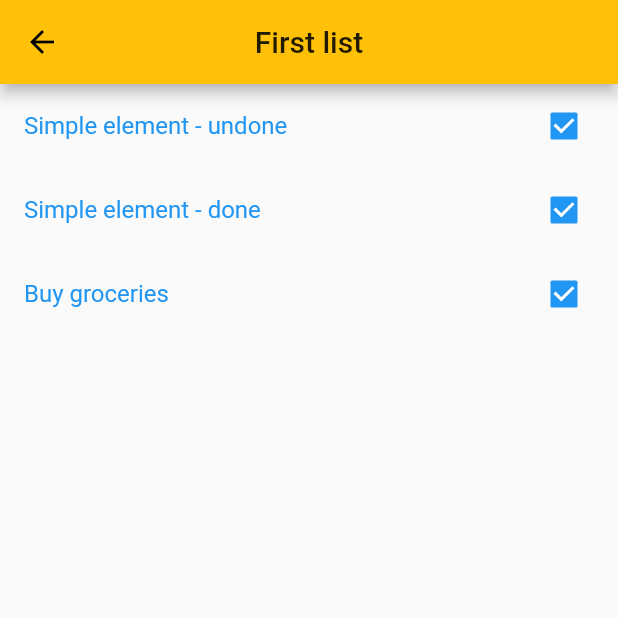
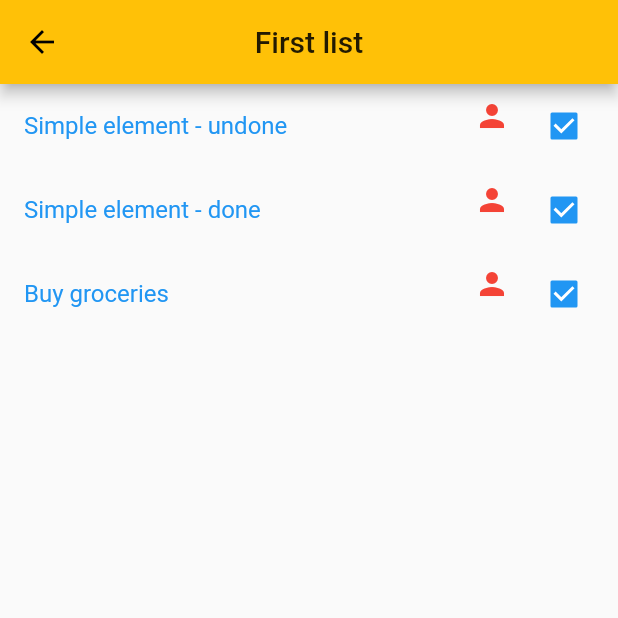
Before and after one commit to malta895/TOgetherDO, a Flutter app: the screen it shows after launch, after a tap on "First list", on a phone screen of 412 x 824 dp, the top half of it. Run offline on Flutter 3.47's test engine with Material 2 defaults, Android fonts, the phone set to English and light mode, and no system bars; accounts and stored records are empty; network calls fail.

Commit message:
feat: icons and some list item logic

```diff
--- a/lib/list_view_page.dart
+++ b/lib/list_view_page.dart
@@ -6,27 +6,44 @@ import 'models/alist.dart';
 
 class ListViewRoute extends StatefulWidget {
   final AList aList;
+  //the member currently logged in, TODO make it final and get it from session
+  AListMember currentMember;
 
-  ListViewRoute(this.aList);
+  ListViewRoute(this.aList) {
+    aList.members = Set<AListMember>();
+
+    //TODO fetch from backend instead
+    aList.members.addAll([
+      AListMember(1, "lawfriends", "Lorenzo", "Amici"),
+      AListMember(2, "malta.95", "Luca", "Maltagliati"),
+    ]);
+    currentMember = aList.members.elementAt(1);
+
+    aList.items = Set<BaseItem>();
+    aList.items.addAll([
+      SimpleItem(1, "Simple element - undone", "A simple undone element"),
+      SimpleItem(2, "Simple element - done", "A simple done element"),
+      SimpleItem(3, "Buy groceries", "go to buy some groceries"),
+    ]);
+    aList.items.elementAt(1).fulfill(aList.members.elementAt(0), 1);
+  }
 
   @override
-  _ListViewRouteState createState() => _ListViewRouteState();
+  _ListViewRouteState createState() =>
+      _ListViewRouteState(currentMember, aList);
 }
 
 class _ListViewRouteState extends State<ListViewRoute> {
-  AListMember _member = AListMember(1, "foo", "Mario", "Rossi");
+  final AListMember _member;
+  final AList _aList;
 
-  final List<BaseItem> _listItems = [
-    SimpleItem(1, "Simple element - undone", "A simple undone element"),
-    SimpleItem(2, "Simple element - done", "A simple done element"),
-    SimpleItem(3, "Buy groceries", "go to buy some groceries"),
-  ];
+  _ListViewRouteState(this._member, this._aList);
 
   Widget _buildListItems() {
     return ListView.builder(
-      itemCount: _listItems.length,
+      itemCount: _aList.items.length,
       itemBuilder: (context, i) {
-        return _buildRow(_listItems[i]);
+        return _buildRow(_aList.items.elementAt(i));
       },
     );
   }
@@ -35,10 +52,35 @@ class _ListViewRouteState extends State<ListViewRoute> {
     //depending on the quantity of selectable items, we return a checkbox or a normal ListTile
     if (aListItem.maxQuantity() == 1)
       return CheckboxListTile(
-        title: Text(aListItem.name),
+        title: () {
+          if (aListItem.isFulfilled())
+            return Row(
+              mainAxisAlignment: MainAxisAlignment.spaceBetween,
+              children: [
+                Text(aListItem.name),
+                Column(
+                  mainAxisSize: MainAxisSize.min,
+                  children: [
+                    Icon(
+                      Icons.person,
+                      color: Colors
+                          .red, // TODO randomize and assign a color to each member of the current list
+                    ),
+                    Text(
+                      aListItem.getFulfillers()[0].firstName,
+                      textScaleFactor: 0.7,
+                    )
+                  ],
+                )
+              ],
+            );
+          else
+            return Text(aListItem.name);
+        }(),
         value: aListItem.isFulfilled(),
         selected: aListItem.isFulfilled(),
         onChanged: (bool value) {
+          // TODO make async, make not selectable until the server has responded
           setState(() {
             if (value) {
               aListItem.fulfill(_member, 1);
--- a/lib/models/alist.dart
+++ b/lib/models/alist.dart
@@ -6,7 +6,6 @@ import 'package:flutter/material.dart';
 
 class AList {
   // A at the start to avoid confusion with Dart List
-  // TODO make sure everything's here
 
   final int id;
   final String name;
@@ -17,12 +16,13 @@ class AList {
   //Set and not List because Sets have unique elements
   Set<AListMember> members;
 
+  Set<BaseItem> items;
+
   AList(this.id, this.name, this.description);
 }
 
 // a member of a list
 class AListMember {
-  // TODO make sure everything's here
   final int id;
   final String username;
   final String firstName;
@@ -55,24 +55,27 @@ abstract class BaseItem {
 
   BaseItem(this.id, this.name, this.description);
 
+  bool isFulfilledBy(AListMember member);
+
   bool isFulfilled();
 
   void fulfill(AListMember member, int quantityFulfilled);
 
   void unfulfill(AListMember member);
 
+  List<AListMember> getFulfillers();
+
   int maxQuantity();
 
   int quantityPerMember();
-
 }
 
 //This item can have just one fulfiller
-class SimpleItem extends BaseItem{
-
+class SimpleItem extends BaseItem {
   AListMember _fulfiller;
 
-  SimpleItem(int id, String name, String description) : super(id, name, description);
+  SimpleItem(int id, String name, String description)
+      : super(id, name, description);
 
   @override
   bool isFulfilled() {
@@ -81,7 +84,7 @@ class SimpleItem extends BaseItem{
 
   @override
   void fulfill(AListMember member, int quantityFulfilled) {
-    if(_fulfiller == null){
+    if (_fulfiller == null) {
       _fulfiller = member;
     }
 
@@ -90,11 +93,12 @@ class SimpleItem extends BaseItem{
 
   @override
   void unfulfill(AListMember member) {
-    if(_fulfiller != null){
+    //do not allow the unfulfillment of other members
+    if (member == _fulfiller) {
       _fulfiller = null;
     }
 
-    assert(!isFulfilled());
+    assert(!isFulfilledBy(member));
   }
 
   @override
@@ -107,6 +111,13 @@ class SimpleItem extends BaseItem{
     return 1;
   }
 
+  @override
+  List<AListMember> getFulfillers() {
+    return [_fulfiller];
+  }
 
-
+  @override
+  bool isFulfilledBy(AListMember member) {
+    return member == _fulfiller;
+  }
 }
```
